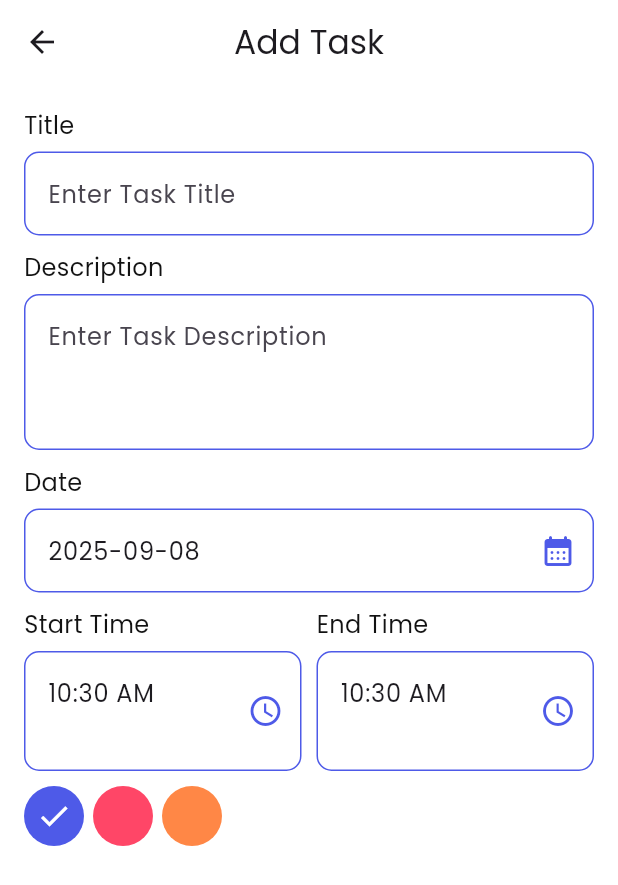
After one commit to Mahmoud-Salah18/Taskati--Add-Task, a Flutter app: the HomeScreen screen opened directly, after a tap on "+ Add Task", on a phone screen of 412 x 824 dp. The commit adds this screen. Shown: the top 885 px of the screen. Run offline on Flutter 3.47's test engine with Material 3 defaults, Android fonts, the phone set to English and light mode, and no system bars; our stand-ins replace hive, hive_flutter, image_picker, lottie; accounts and stored records are empty.

Commit message:
fitst commit

```diff
--- a/lib/core/widgets/custom_text_field.dart
+++ b/lib/core/widgets/custom_text_field.dart
@@ -1,18 +1,34 @@
 import 'package:flutter/material.dart';
 
 class CustomTextField extends StatelessWidget {
-  const CustomTextField({super.key, this.hint, this.validator, required this.controller});
+  const CustomTextField({
+    super.key,
+    this.hint,
+    this.validator,
+    required this.controller,
+    this.maxLines,
+    this.suffixIcon,
+    this.readOnly = false,
+    this.onTap,
+  });
 
   final String? hint;
+  final int? maxLines;
   final String? Function(String?)? validator;
   final TextEditingController controller;
+  final Widget? suffixIcon;
+  final bool readOnly;
+  final VoidCallback? onTap;
 
   @override
   Widget build(BuildContext context) {
     return TextFormField(
       validator: validator,
+      readOnly: readOnly,
       controller: controller,
-      decoration: InputDecoration(hintText: hint),
+      maxLines: maxLines,
+      onTap: onTap,
+      decoration: InputDecoration(hintText: hint, suffixIcon: suffixIcon),
     );
   }
 }
--- a/lib/core/widgets/main_button.dart
+++ b/lib/core/widgets/main_button.dart
@@ -24,7 +24,7 @@ class MainButton extends StatelessWidget {
         style: ElevatedButton.styleFrom(
           backgroundColor: AppColors.primaryColor,
           shape: RoundedRectangleBorder(
-            borderRadius: BorderRadiusGeometry.circular(15),
+            borderRadius: BorderRadiusGeometry.circular(10),
           ),
         ),
         onPressed: onPressed,
--- /dev/null
+++ b/lib/features/add_task/add_task_screen.dart
@@ -0,0 +1,181 @@
+import 'package:flutter/material.dart';
+import 'package:intl/intl.dart';
+import 'package:taskati/core/utils/colors.dart';
+import 'package:taskati/core/utils/text_styles.dart';
+import 'package:taskati/core/widgets/custom_text_field.dart';
+
+class AddTaskScreen extends StatefulWidget {
+  const AddTaskScreen({super.key});
+
+  @override
+  State<AddTaskScreen> createState() => _AddTaskScreenState();
+}
+
+class _AddTaskScreenState extends State<AddTaskScreen> {
+  var titleController = TextEditingController();
+  var descriptionController = TextEditingController();
+  var dateController = TextEditingController(
+    text: DateFormat("yyyy-MM-dd").format(DateTime.now()),
+  );
+  var startTimeController = TextEditingController(
+    text: DateFormat("hh:mm a").format(DateTime.now()),
+  );
+  var endTimeController = TextEditingController(
+    text: DateFormat("hh:mm a").format(DateTime.now()),
+  );
+
+  List<Color> colors = [
+    AppColors.primaryColor,
+    AppColors.redColor,
+    AppColors.orangeColor,
+  ];
+
+  int currentIndex = 0;
+
+  @override
+  Widget build(BuildContext context) {
+    return Scaffold(
+      appBar: AppBar(title: Text("Add Task")),
+      body: Padding(
+        padding: const EdgeInsets.all(16),
+        child: Column(
+          crossAxisAlignment: CrossAxisAlignment.start,
+          children: [
+            Text("Title", style: TextStyles.bodyStyle()),
+            SizedBox(height: 6),
+            CustomTextField(
+              controller: titleController,
+              hint: "Enter Task Title",
+            ),
+            SizedBox(height: 10),
+            Text("Description", style: TextStyles.bodyStyle()),
+            SizedBox(height: 6),
+            CustomTextField(
+              controller: descriptionController,
+              hint: "Enter Task Description",
+              maxLines: 3,
+            ),
+            SizedBox(height: 10),
+            dateFields(),
+            SizedBox(height: 10),
+            timeFields(),
+            SizedBox(height: 10),
+            Row(
+              spacing: 6,
+              children: List.generate(3, (index) {
+                return GestureDetector(
+                  onTap: () {
+                    setState(() {
+                      currentIndex = index;
+                    });
+                  },
+                  child: CircleAvatar(
+                    backgroundColor: colors[index],
+                    child: currentIndex == index
+                        ? Icon(Icons.check, color: AppColors.whiteColor)
+                        : null,
+                  ),
+                );
+              }),
+            ),
+          ],
+        ),
+      ),
+    );
+  }
+
+  Column dateFields() {
+    return Column(
+      crossAxisAlignment: CrossAxisAlignment.start,
+      children: [
+        Text("Date", style: TextStyles.bodyStyle()),
+        SizedBox(height: 6),
+        CustomTextField(
+          controller: dateController,
+          readOnly: true,
+          onTap: () async {
+            var selectedDate = await showDatePicker(
+              context: context,
+              initialDate: DateTime.now(),
+              firstDate: DateTime.now(),
+              lastDate: DateTime(2050),
+            );
+
+            if (selectedDate != null) {
+              dateController.text = DateFormat(
+                "yyyy-MM-dd",
+              ).format(selectedDate);
+            }
+          },
+          suffixIcon: Icon(
+            Icons.calendar_month_rounded,
+            color: AppColors.primaryColor,
+          ),
+          hint: "Enter Task Date",
+        ),
+      ],
+    );
+  }
+
+  Row timeFields() {
+    return Row(
+      children: [
+        Expanded(
+          child: Column(
+            crossAxisAlignment: CrossAxisAlignment.start,
+            children: [
+              Text("Start Time", style: TextStyles.bodyStyle()),
+              SizedBox(height: 6),
+              CustomTextField(
+                controller: startTimeController,
+                readOnly: true,
+                onTap: () async {
+                  var selectedTime = await showTimePicker(
+                    context: context,
+                    initialTime: TimeOfDay.now(),
+                  );
+                  if(selectedTime != null){
+                    startTimeController.text = selectedTime.format(context);
+                  }
+                },
+                suffixIcon: Icon(
+                  Icons.watch_later_outlined,
+                  color: AppColors.primaryColor,
+                ),
+                hint: "Enter Task Date",
+              ),
+            ],
+          ),
+        ),
+        SizedBox(width: 10),
+        Expanded(
+          child: Column(
+            crossAxisAlignment: CrossAxisAlignment.start,
+            children: [
+              Text("End Time", style: TextStyles.bodyStyle()),
+              SizedBox(height: 6),
+              CustomTextField(
+                controller: endTimeController,
+                readOnly: true,
+                onTap: () async {
+                   var selectedTime = await showTimePicker(
+                    context: context,
+                    initialTime: TimeOfDay.now(),
+                  );
+                  if(selectedTime != null){
+                    endTimeController.text = selectedTime.format(context);
+                  }
+                },
+                suffixIcon: Icon(
+                  Icons.watch_later_outlined,
+                  color: AppColors.primaryColor,
+                ),
+                hint: "Enter Task Date",
+              ),
+            ],
+          ),
+        ),
+      ],
+    );
+  }
+}
--- /dev/null
+++ b/lib/features/home/page/home_screen.dart
@@ -0,0 +1,34 @@
+import 'dart:io';
+
+import 'package:flutter/material.dart';
+import 'package:hive/hive.dart';
+import 'package:taskati/core/constants/app_images.dart';
+import 'package:taskati/core/services/local_helper.dart';
+import 'package:taskati/core/utils/colors.dart';
+import 'package:taskati/core/utils/text_styles.dart';
+import 'package:taskati/features/home/widgets/home_header.dart';
+import 'package:taskati/features/home/widgets/today_header.dart';
+
+class HomeScreen extends StatelessWidget {
+  const HomeScreen({super.key});
+
+  @override
+  Widget build(BuildContext context) {
+    return Scaffold(
+      body: SafeArea(
+        child: Padding(
+          padding: const EdgeInsets.all(16),
+          child: Expanded(
+            child: Column(
+              children: [
+                HomeHeader(),
+                SizedBox(height: 16,),
+                TodayHeader()
+              ],
+            ),
+          ),
+        ),
+      ),
+    );
+  }
+}
--- /dev/null
+++ b/lib/features/home/widgets/home_header.dart
@@ -0,0 +1,44 @@
+import 'dart:io';
+import 'package:flutter/material.dart';
+import 'package:taskati/core/constants/app_images.dart';
+import 'package:taskati/core/services/local_helper.dart';
+import 'package:taskati/core/utils/colors.dart';
+import 'package:taskati/core/utils/text_styles.dart';
+
+class HomeHeader extends StatelessWidget {
+  const HomeHeader({
+    super.key,
+  });
+
+  @override
+  Widget build(BuildContext context) {
+    return Row(
+      children: [
+        Expanded(
+          child: Column(
+            crossAxisAlignment: CrossAxisAlignment.start,
+            children: [
+              Text(
+                "Hello, ${LocalHelper.getData(LocalHelper.kname)}",
+                style: TextStyles.titleStyle(
+                  color: AppColors.primaryColor,
+                ),
+              ),
+              Text("Have a Nice day", style: TextStyles.bodyStyle(),),
+            ],
+          ),
+        ),
+        CircleAvatar(
+          radius: 26,
+          backgroundColor: AppColors.primaryColor,
+          backgroundImage:
+              LocalHelper.getData(LocalHelper.kimage) != null
+              ? FileImage(
+                  File(LocalHelper.getData(LocalHelper.kimage)),
+                )
+              : AssetImage(AppImages.emptyUser),
+        ),
+      ],
+    );
+  }
+}
--- /dev/null
+++ b/lib/features/home/widgets/today_header.dart
@@ -0,0 +1,42 @@
+import 'dart:io';
+import 'package:flutter/material.dart';
+import 'package:intl/intl.dart';
+import 'package:taskati/core/constants/app_images.dart';
+import 'package:taskati/core/functions/navigation.dart';
+import 'package:taskati/core/services/local_helper.dart';
+import 'package:taskati/core/utils/colors.dart';
+import 'package:taskati/core/utils/text_styles.dart';
+import 'package:taskati/core/widgets/main_button.dart';
+import 'package:taskati/features/add_task/add_task_screen.dart';
+
+class TodayHeader extends StatelessWidget {
+  const TodayHeader({super.key});
+
+  @override
+  Widget build(BuildContext context) {
+    return Row(
+      children: [
+        Expanded(
+          child: Column(
+            crossAxisAlignment: CrossAxisAlignment.start,
+            children: [
+              Text(
+                DateFormat.yMMMd().format(DateTime.now()),
+                style: TextStyles.titleStyle(color: AppColors.primaryColor),
+              ),
+              Text("Today", style: TextStyles.bodyStyle()),
+            ],
+          ),
+        ),
+        MainButton(
+          width: 140,
+          height: 40,
+          text: "+ Add Task",
+          onPressed: () {
+            pushTo(context, AddTaskScreen());
+          },
+        ),
+      ],
+    );
+  }
+}
--- a/pubspec.yaml
+++ b/pubspec.yaml
@@ -12,6 +12,9 @@ dependencies:
   gap: ^3.0.1
   lottie: ^3.3.1
   image_picker: ^1.2.0
+  intl: ^0.20.2
+  hive: ^2.2.3
+  hive_flutter: ^1.1.0
 
 dev_dependencies:
   flutter_lints: ^5.0.0
```
Also changed, not shown: lib/core/services/local_helper.dart (added, +27 -0 lines), lib/features/splash/splash_screen.dart (+10 -1 lines), lib/features/task/add_task_screen.dart (deleted, +0 -157 lines), lib/features/upload/upload_screen.dart (+23 -9 lines), lib/main.dart (+8 -3 lines), pubspec.lock, 1 other file.
